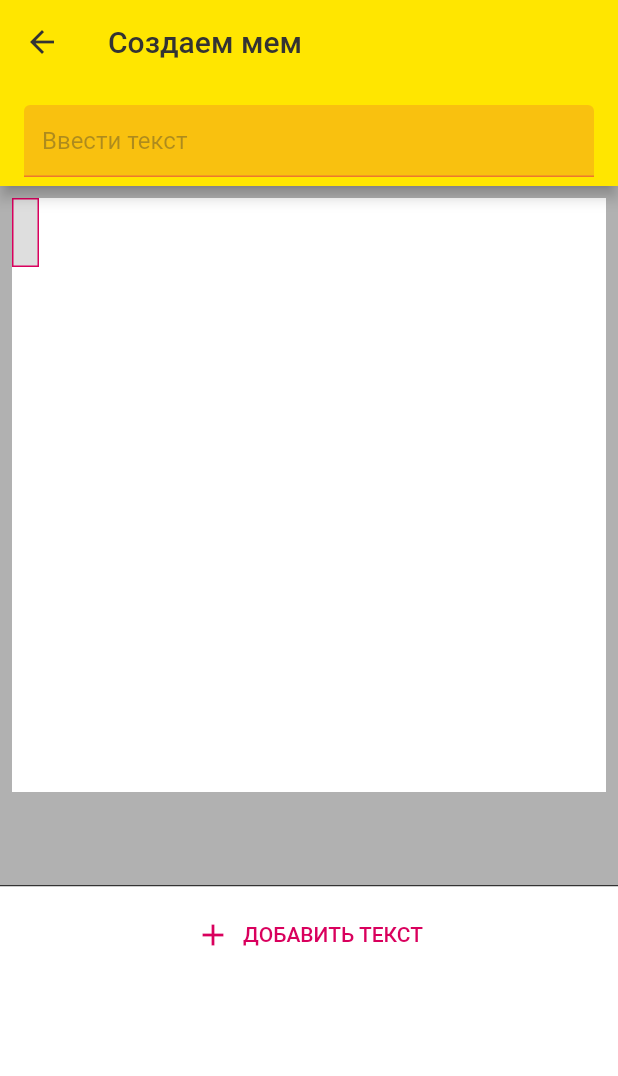
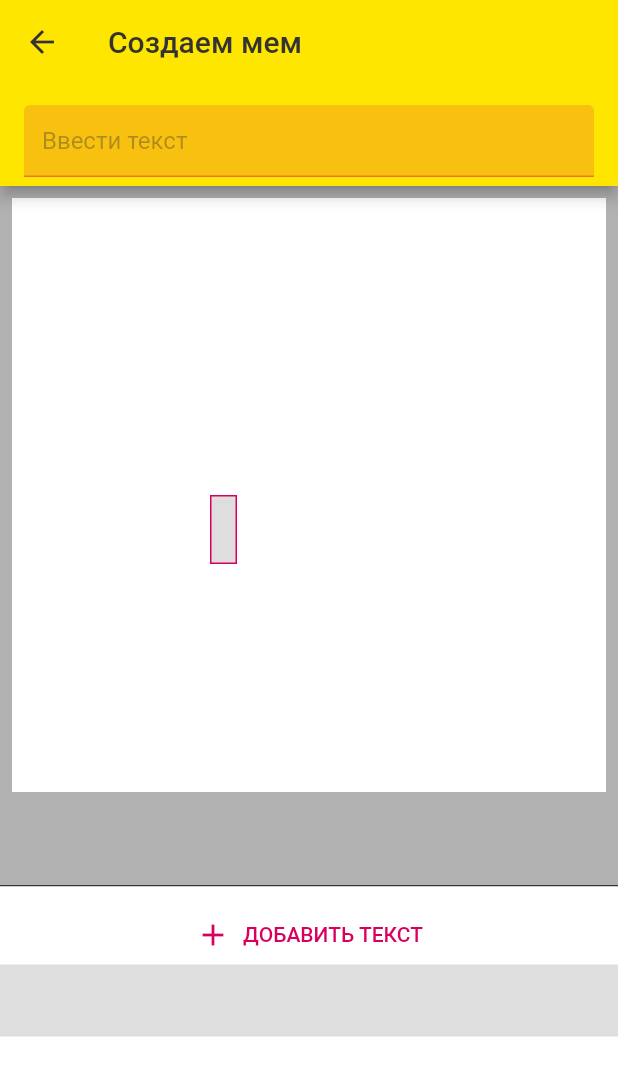
Before and after one commit to netherpyro/memegenerator, a Flutter app: the CreateMemePage screen opened directly, after a tap on "ДОБАВИТЬ ТЕКСТ", on a phone screen of 412 x 824 dp. Shown: the top 1076 px of the screen. Run offline on Flutter 3.47's test engine with Material 2 defaults, Android fonts, the phone set to English and light mode, and no system bars; our stand-ins replace google_fonts, rxdart, stream_transform.

Commit message:
meme_hometask_1 (6, 7)

```diff
--- a/lib/pages/create_meme_page.dart
+++ b/lib/pages/create_meme_page.dart
@@ -131,25 +131,32 @@ class _CreateMemePageContentState extends State<CreateMemePageContent> {
           flex: 1,
           child: Container(
             color: Colors.white,
-            child: StreamBuilder<List<MemeText>>(
-                stream: bloc.observeMemeTexts(),
-                initialData: const <MemeText>[],
+            child: StreamBuilder<MemeCanvasObject>(
+                stream: bloc.observeMemeTexts().combineLatest(
+                      bloc.observeSelectedMemeText(),
+                      (p0, p1) => MemeCanvasObject(p0, p1 as MemeText?),
+                    ),
+                initialData: MemeCanvasObject.emptyObject(),
                 builder: (context, snapshot) {
                   if (snapshot.hasData) {
-                    final list = snapshot.data!;
+                    final MemeCanvasObject mco = snapshot.data!;
                     return ListView.separated(
-                      itemCount: 2 + list.length,
+                      itemCount: 2 + mco.memeTexts.length,
                       itemBuilder: (BuildContext context, int index) {
                         if (index == 0) {
                           return const SizedBox(height: 12);
                         } else if (index == 1) {
                           return const AddNewMemeTextButton();
                         } else {
+                          final memeText = mco.memeTexts[index - 2];
                           return Container(
                             height: 48,
+                            color: mco.matchesId(memeText.id) ? AppColors.darkGrey16 : null,
                             alignment: Alignment.centerLeft,
                             padding: const EdgeInsets.symmetric(horizontal: 16),
-                            child: Text(list[index - 2].text, style: GoogleFonts.roboto(fontSize: 16, fontWeight: FontWeight.w400)),
+                            child: Text(memeText.text,
+                                style:
+                                    GoogleFonts.roboto(fontSize: 16, fontWeight: FontWeight.w400)),
                           );
                         }
                       },
@@ -198,8 +205,7 @@ class MemeCanvasWidget extends StatelessWidget {
                       (p0, p1) => MemeCanvasObject(p0, p1 as MemeText?),
                     ),
                 builder: (context, snapshot) {
-                  final MemeCanvasObject mco =
-                      snapshot.hasData ? snapshot.data! : MemeCanvasObject.emptyObject();
+                  final MemeCanvasObject mco = snapshot.data!;
                   return LayoutBuilder(builder: (context, constraints) {
                     return Stack(
                       children: mco.memeTexts
@@ -254,13 +260,16 @@ class DraggableMemeText extends StatefulWidget {
 }
 
 class _DraggableMemeTextState extends State<DraggableMemeText> {
-  double top = 0;
-  double left = 0;
+  double top = -1;
+  double left = -1;
   final double padding = 8;
 
   @override
   Widget build(BuildContext context) {
     final bloc = Provider.of<CreateMemeBloc>(context, listen: false);
+    top = top == -1 ? widget.parentConstraints.maxHeight / 2 : top;
+    left = left == -1 ? widget.parentConstraints.maxWidth / 3 : left;
+
     return Positioned(
       top: top,
       left: left,
```
